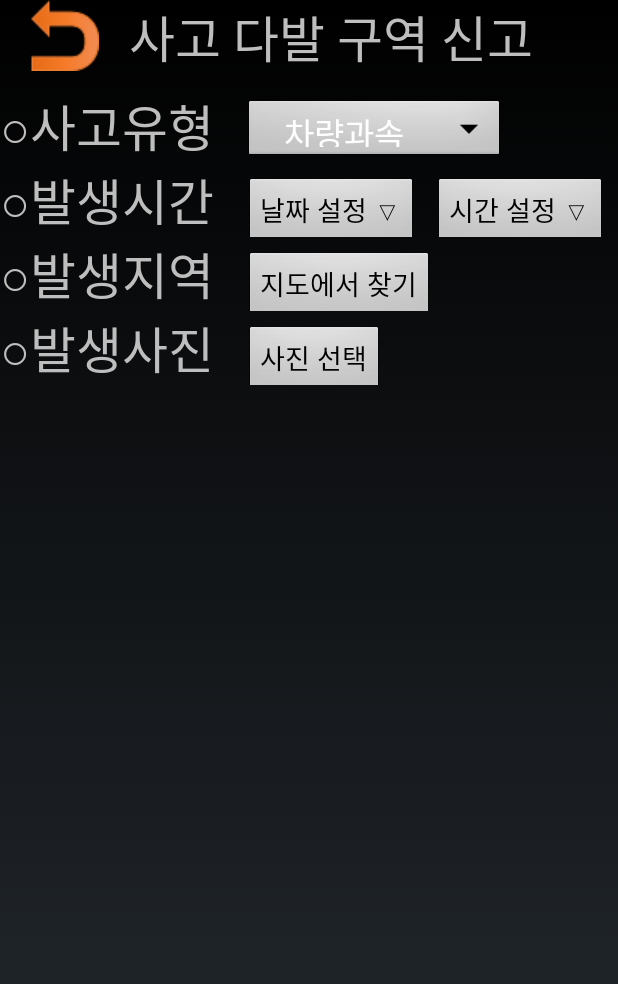
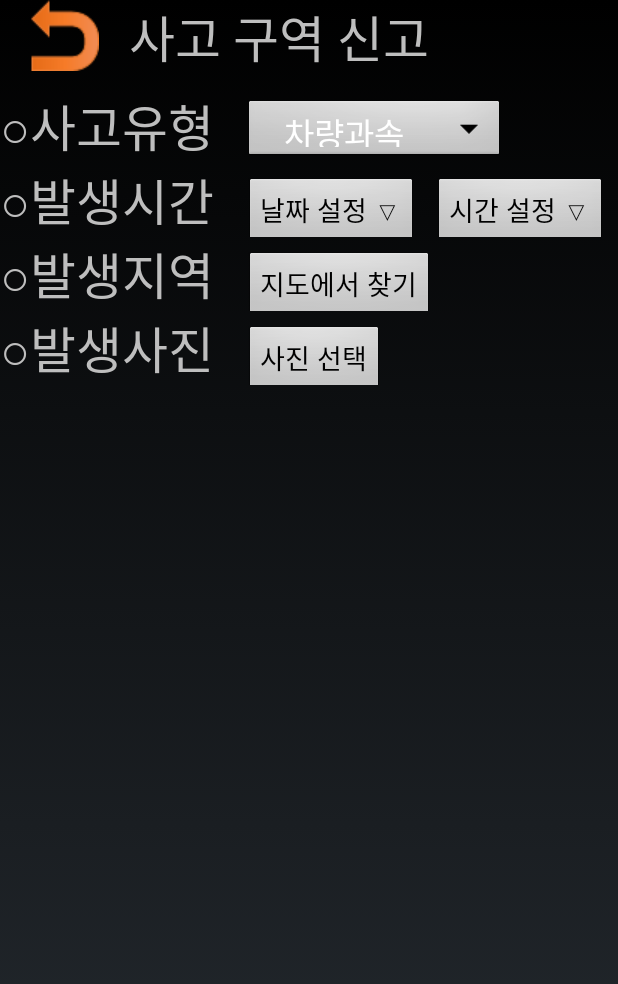
Before and after one commit to SafePatrol/SafePatrol, an Android app: the Report screen opened directly, with no data from a screen before it, on a phone screen of 412 x 824 dp. Shown: the top 984 px of the screen. Run offline under Robolectric (Android 15) with nearby library versions, the phone set to English and light mode, and no system bars.

Commit message:
Han Commit(2017-07-15, Background Activity 주석추가)

```diff
--- a/app/src/main/java/com/hanict/safepatrol/BackGroundService.java
+++ b/app/src/main/java/com/hanict/safepatrol/BackGroundService.java
@@ -8,9 +8,13 @@ import android.support.annotation.Nullable;
 /**
  * Created by suh15 on 2017-07-18.
  * 백그라운드 관련 소스
+ * 추가할 항목
+ * 1. 사용자 위치와 사고다발구역 위치가 같으면 사용자가 설정한 사운드를 내도록 설정 (안드로이드 내부 DB사용)
+ * 2. 사용자의 설정한 시간 외에 사운드가 울리지 않도록 설정 (안드로이드 내부 DB사용)
  */
 
 public class BackGroundService extends Service{
+
     @Nullable
     @Override
     public IBinder onBind(Intent intent) {
--- a/app/src/main/res/layout/activity_report.xml
+++ b/app/src/main/res/layout/activity_report.xml
@@ -28,7 +28,7 @@
                 android:layout_width="wrap_content"
                 android:layout_height="wrap_content"
                 android:layout_marginLeft="20dp"
-                android:text="사고 다발 구역 신고"
+                android:text="사고 구역 신고"
                 android:textSize="15pt" />
         </LinearLayout>
         <!-- 사고유형 레이아웃 -->
```
